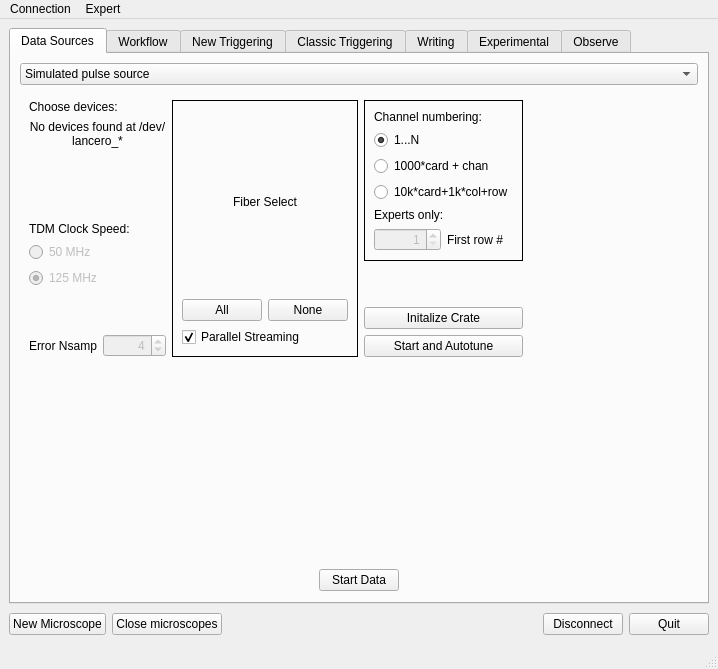
This is dastardcommander/ui/dc.ui in usnistgov/dastardcommander as Qt 5 draws it before an edit. The edited form follows.
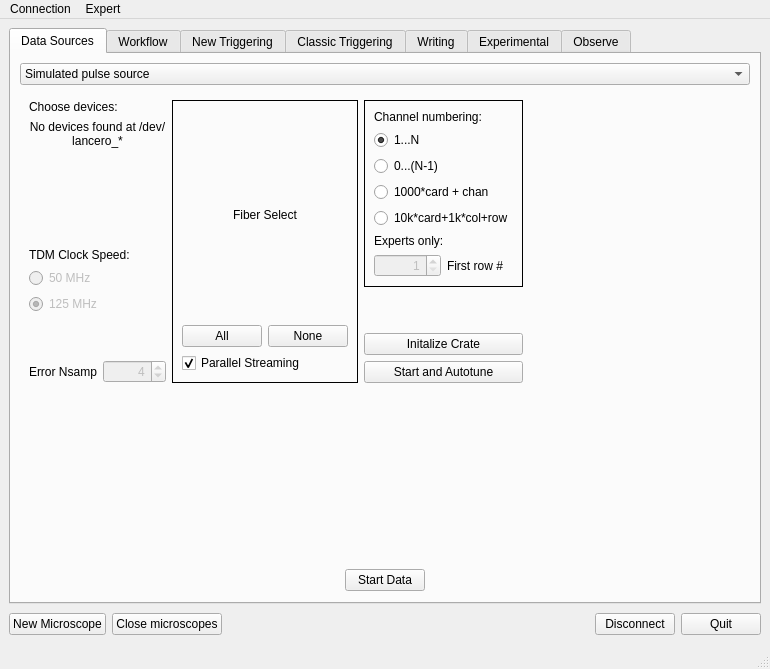
This is the edited form. The open tabs and pages were chosen to show the change. Icons and pictures are not drawn.

Commit message: add first channel=0 gui and logic

What changed in the file:
```diff
--- a/dastardcommander/ui/dc.ui
+++ b/dastardcommander/ui/dc.ui
@@ -6,7 +6,7 @@
    <rect>
     <x>0</x>
     <y>0</y>
-    <width>718</width>
+    <width>770</width>
     <height>669</height>
    </rect>
   </property>
@@ -539,6 +539,22 @@
                      </attribute>
                     </widget>
                    </item>
+                   <item>
+                    <widget class="QRadioButton" name="channels0button">
+                     <property name="toolTip">
+                      <string>Number channels consecutively from 1</string>
+                     </property>
+                     <property name="text">
+                      <string>0...(N-1)</string>
+                     </property>
+                     <property name="checked">
+                      <bool>false</bool>
+                     </property>
+                     <attribute name="buttonGroup">
+                      <string notr="true">buttonGroup</string>
+                     </attribute>
+                    </widget>
+                   </item>
                    <item>
                     <widget class="QRadioButton" name="channels1kcardbutton">
                      <property name="toolTip">
@@ -1846,8 +1862,8 @@
     <rect>
      <x>0</x>
      <y>0</y>
-     <width>718</width>
-     <height>24</height>
+     <width>770</width>
+     <height>22</height>
     </rect>
    </property>
    <widget class="QMenu" name="menuConnection">
```
Left out of the diff: 4 changed lines with no effect on the pictures. The commit also changes 1 other file.
